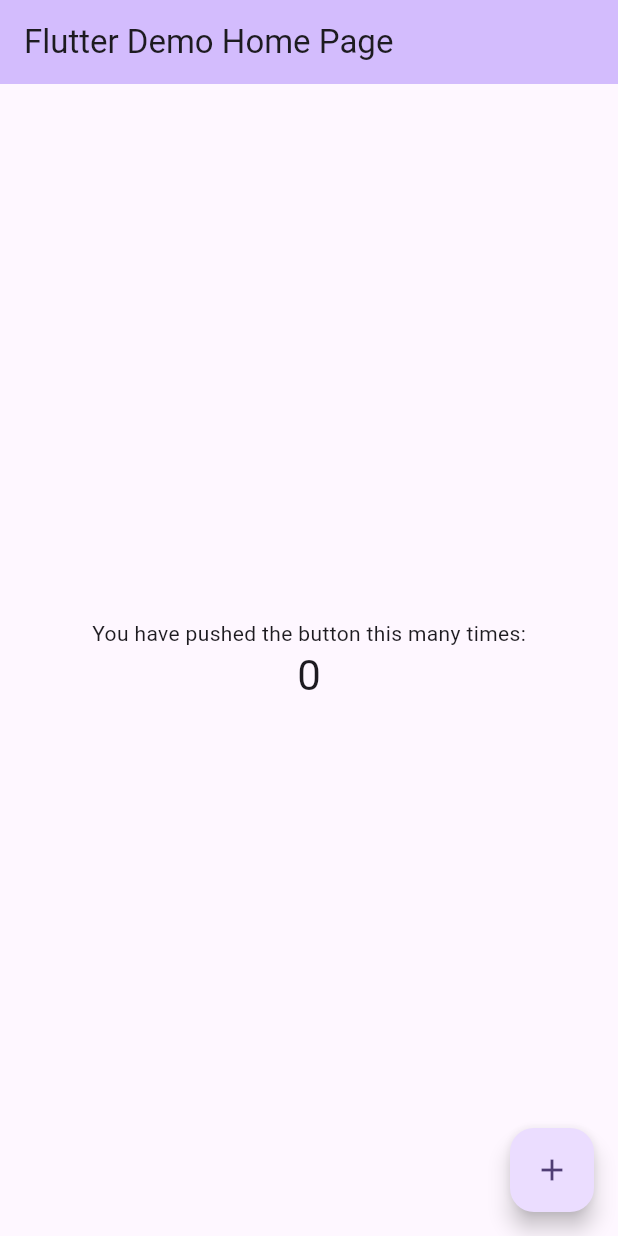
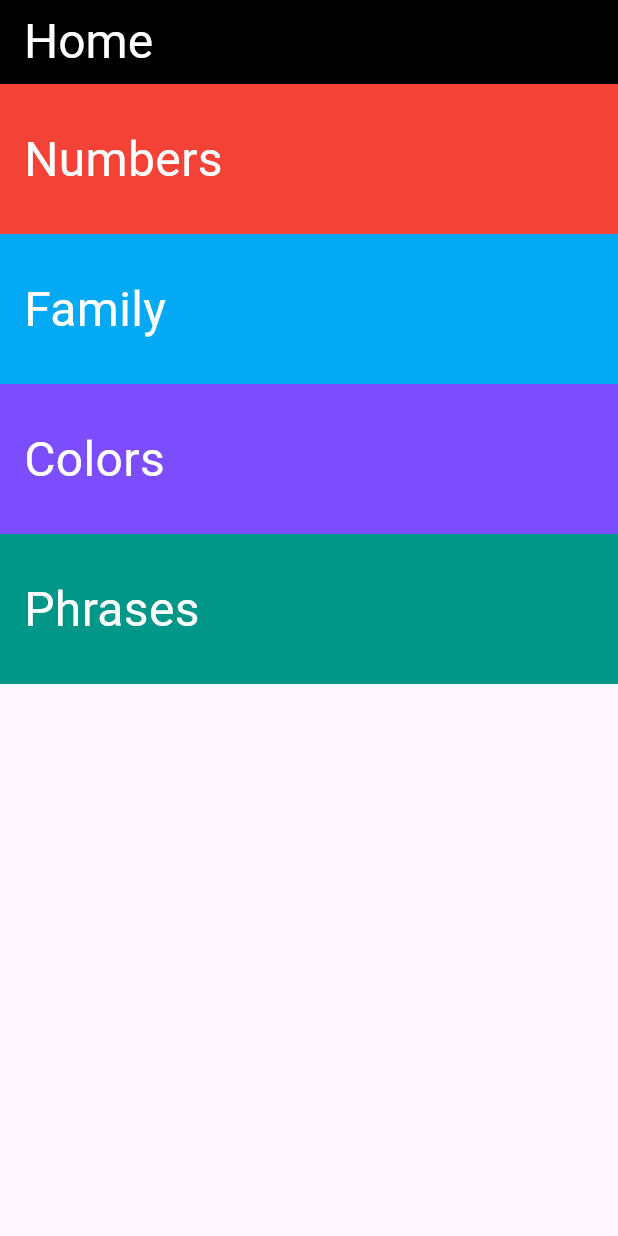
Before and after one commit to Aboelkasem1/Projects-Learn-Flutter, a Flutter app: the screen it shows after launch, on a phone screen of 412 x 824 dp. Run offline on Flutter 3.47's test engine with Material 3 defaults, Android fonts, the light colour scheme and no system bars.

Commit message:
Added all of the pages used on the project, and completed the home page

```diff
--- a/toku_app/lib/main.dart
+++ b/toku_app/lib/main.dart
@@ -1,4 +1,5 @@
 import 'package:flutter/material.dart';
+import 'package:toku_app/views/home_view.dart';
 
 void main() {
   runApp(const MyApp());
@@ -7,116 +8,10 @@ void main() {
 class MyApp extends StatelessWidget {
   const MyApp({super.key});
 
-  // This widget is the root of your application.
   @override
   Widget build(BuildContext context) {
     return MaterialApp(
-      title: 'Flutter Demo',
-      theme: ThemeData(
-        // This is the theme of your application.
-        //
-        // TRY THIS: Try running your application with "flutter run". You'll see
-        // the application has a purple toolbar. Then, without quitting the app,
-        // try changing the seedColor in the colorScheme below to Colors.green
-        // and then invoke "hot reload" (save your changes or press the "hot
-        // reload" button in a Flutter-supported IDE, or press "r" if you used
-        // the command line to start the app).
-        //
-        // Notice that the counter didn't reset back to zero; the application
-        // state is not lost during the reload. To reset the state, use hot
-        // restart instead.
-        //
-        // This works for code too, not just values: Most code changes can be
-        // tested with just a hot reload.
-        colorScheme: ColorScheme.fromSeed(seedColor: Colors.deepPurple),
-      ),
-      home: const MyHomePage(title: 'Flutter Demo Home Page'),
+      debugShowCheckedModeBanner: false, home: HomeView(),
     );
   }
 }
-
-class MyHomePage extends StatefulWidget {
-  const MyHomePage({super.key, required this.title});
-
-  // This widget is the home page of your application. It is stateful, meaning
-  // that it has a State object (defined below) that contains fields that affect
-  // how it looks.
-
-  // This class is the configuration for the state. It holds the values (in this
-  // case the title) provided by the parent (in this case the App widget) and
-  // used by the build method of the State. Fields in a Widget subclass are
-  // always marked "final".
-
-  final String title;
-
-  @override
-  State<MyHomePage> createState() => _MyHomePageState();
-}
-
-class _MyHomePageState extends State<MyHomePage> {
-  int _counter = 0;
-
-  void _incrementCounter() {
-    setState(() {
-      // This call to setState tells the Flutter framework that something has
-      // changed in this State, which causes it to rerun the build method below
-      // so that the display can reflect the updated values. If we changed
-      // _counter without calling setState(), then the build method would not be
-      // called again, and so nothing would appear to happen.
-      _counter++;
-    });
-  }
-
-  @override
-  Widget build(BuildContext context) {
-    // This method is rerun every time setState is called, for instance as done
-    // by the _incrementCounter method above.
-    //
-    // The Flutter framework has been optimized to make rerunning build methods
-    // fast, so that you can just rebuild anything that needs updating rather
-    // than having to individually change instances of widgets.
-    return Scaffold(
-      appBar: AppBar(
-        // TRY THIS: Try changing the color here to a specific color (to
-        // Colors.amber, perhaps?) and trigger a hot reload to see the AppBar
-        // change color while the other colors stay the same.
-        backgroundColor: Theme.of(context).colorScheme.inversePrimary,
-        // Here we take the value from the MyHomePage object that was created by
-        // the App.build method, and use it to set our appbar title.
-        title: Text(widget.title),
-      ),
-      body: Center(
-        // Center is a layout widget. It takes a single child and positions it
-        // in the middle of the parent.
-        child: Column(
-          // Column is also a layout widget. It takes a list of children and
-          // arranges them vertically. By default, it sizes itself to fit its
-          // children horizontally, and tries to be as tall as its parent.
-          //
-          // Column has various properties to control how it sizes itself and
-          // how it positions its children. Here we use mainAxisAlignment to
-          // center the children vertically; the main axis here is the vertical
-          // axis because Columns are vertical (the cross axis would be
-          // horizontal).
-          //
-          // TRY THIS: Invoke "debug painting" (choose the "Toggle Debug Paint"
-          // action in the IDE, or press "p" in the console), to see the
-          // wireframe for each widget.
-          mainAxisAlignment: MainAxisAlignment.center,
-          children: <Widget>[
-            const Text('You have pushed the button this many times:'),
-            Text(
-              '$_counter',
-              style: Theme.of(context).textTheme.headlineMedium,
-            ),
-          ],
-        ),
-      ),
-      floatingActionButton: FloatingActionButton(
-        onPressed: _incrementCounter,
-        tooltip: 'Increment',
-        child: const Icon(Icons.add),
-      ), // This trailing comma makes auto-formatting nicer for build methods.
-    );
-  }
-}
--- /dev/null
+++ b/toku_app/lib/models/item_course.dart
@@ -0,0 +1,11 @@
+import 'package:flutter/material.dart';
+
+class ItemCourse {
+  final String title;
+  final Color color;
+
+  const ItemCourse({
+    required this.title,
+    required this.color,
+  });
+}
--- /dev/null
+++ b/toku_app/lib/segment/home_item.dart
@@ -0,0 +1,34 @@
+import 'package:flutter/material.dart';
+import 'package:toku_app/models/item_course.dart';
+
+class HomeItem extends StatelessWidget {
+  final ItemCourse itemCourse;
+  final Widget pageName;
+  const HomeItem({super.key, required this.itemCourse, required this.pageName});
+
+  @override
+  Widget build(BuildContext context) {
+    return GestureDetector(
+      onTap: () {
+        Navigator.push(
+          context,
+          MaterialPageRoute(
+            builder: (BuildContext context) {
+              return pageName;
+            },
+          ),
+        );
+      },
+      child: Container(
+        padding: EdgeInsets.only(left: 16),
+        alignment: Alignment.centerLeft,
+        height: 100,
+        color: itemCourse.color,
+        child: Text(
+          itemCourse.title,
+          style: TextStyle(fontSize: 32, color: Colors.white),
+        ),
+      ),
+    );
+  }
+}
--- /dev/null
+++ b/toku_app/lib/views/home_view.dart
@@ -0,0 +1,41 @@
+import 'package:flutter/material.dart';
+import 'package:toku_app/models/item_course.dart';
+import 'package:toku_app/segment/home_item.dart';
+import 'package:toku_app/views/colors_view.dart';
+import 'package:toku_app/views/family_view.dart';
+import 'package:toku_app/views/numbers_view.dart';
+
+class HomeView extends StatelessWidget {
+  HomeView({super.key});
+
+  @override
+  Widget build(BuildContext context) {
+    return Scaffold(
+      appBar: AppBar(
+        title: Text(
+          "Home",
+          style: TextStyle(fontSize: 32, color: Colors.white),
+        ),
+        backgroundColor: Colors.black,
+      ),
+
+      body: ListView.builder(
+        itemCount: items.length,
+        itemBuilder: (context, index) {
+          return HomeItem(
+            itemCourse: items[index],
+            pageName: NumbersView(itemCourse: items[index]),
+          );
+        },
+      ),
+    );
+  }
+
+  List<ItemCourse> items = [
+    ItemCourse(title: "Numbers", color: Colors.red),
+    ItemCourse(title: "Family", color: Colors.lightBlue),
+    ItemCourse(title: "Colors", color: Colors.deepPurpleAccent),
+    ItemCourse(title: "Phrases", color: Colors.teal),
+
+  ];
+}
```
Also changed, not shown: toku_app/lib/views/colors_view.dart (added, +23 -0 lines), toku_app/lib/views/family_view.dart (added, +24 -0 lines), toku_app/lib/views/numbers_view.dart (added, +24 -0 lines), toku_app/lib/views/phrases_view.dart (added).
